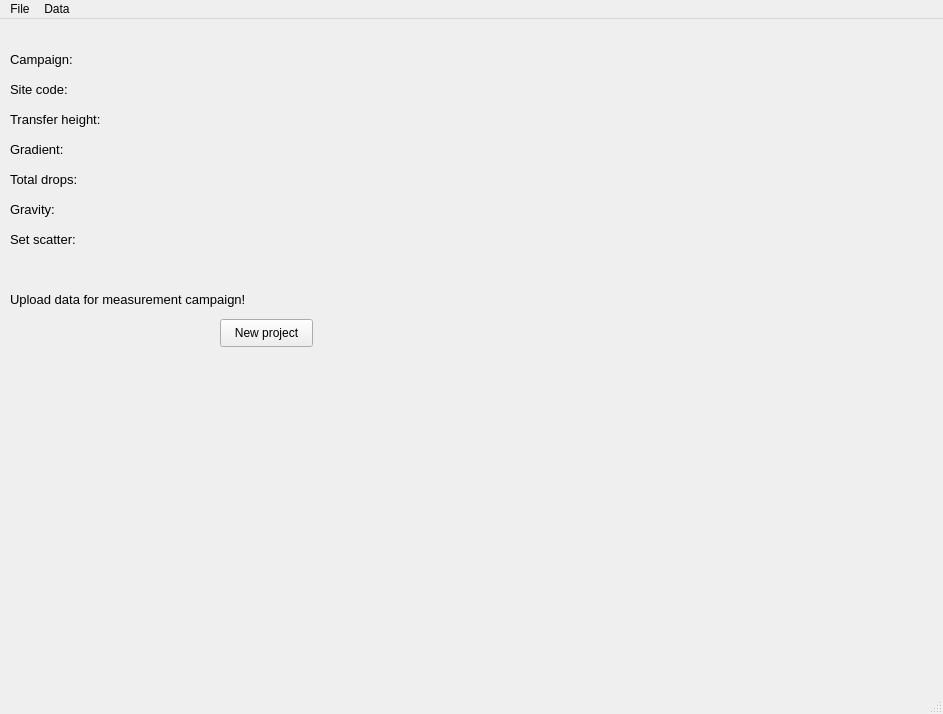
Qt form gui/main.ui (milosvalko/Agdas) before a commit.
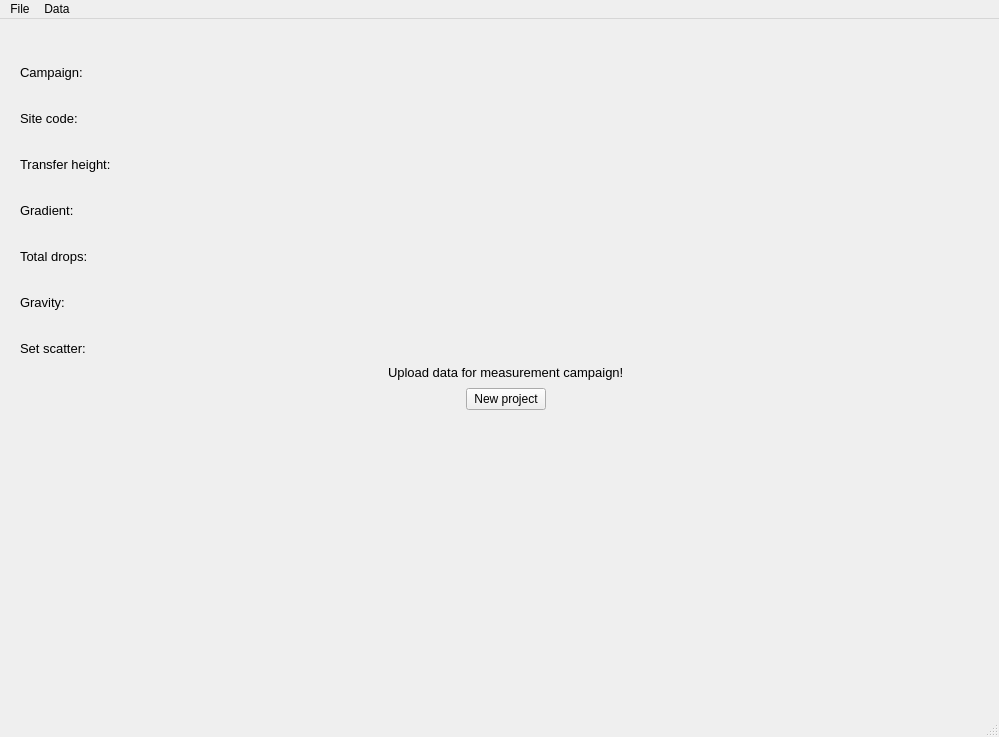
The same form after that commit.

What changed in the file:
```diff
--- a/gui/main.ui
+++ b/gui/main.ui
@@ -6,59 +6,30 @@
    <rect>
     <x>0</x>
     <y>0</y>
-    <width>943</width>
-    <height>714</height>
+    <width>999</width>
+    <height>737</height>
    </rect>
   </property>
   <property name="windowTitle">
    <string>pyAgdas</string>
   </property>
   <widget class="QWidget" name="centralwidget">
-   <widget class="QLabel" name="label">
+   <widget class="QWidget" name="">
     <property name="geometry">
      <rect>
-      <x>10</x>
-      <y>30</y>
-      <width>291</width>
-      <height>21</height>
+      <x>20</x>
+      <y>20</y>
+      <width>971</width>
+      <height>371</height>
      </rect>
     </property>
-    <property name="font">
-     <font>
-      <pointsize>10</pointsize>
-     </font>
-    </property>
-    <property name="text">
-     <string>Campaign:</string>
-    </property>
-   </widget>
-   <widget class="QLabel" name="campaign">
-    <property name="geometry">
-     <rect>
-      <x>190</x>
-      <y>30</y>
-      <width>211</width>
-      <height>21</height>
-     </rect>
-    </property>
-    <property name="font">
-     <font>
-      <pointsize>10</pointsize>
-     </font>
-    </property>
-    <property name="text">
-     <string/>
-    </property>
-   </widget>
+    <layout class="QVBoxLayout" name="verticalLayout_4">
+     <item>
+      <layout class="QVBoxLayout" name="verticalLayout_3">
+       <item>
+        <layout class="QHBoxLayout" name="horizontalLayout_2">
+         <item>
    <widget class="QLabel" name="check">
-    <property name="geometry">
-     <rect>
-      <x>10</x>
-      <y>0</y>
-      <width>41</width>
-      <height>31</height>
-     </rect>
-    </property>
     <property name="font">
      <font>
       <pointsize>10</pointsize>
@@ -68,46 +39,9 @@
      <string/>
     </property>
    </widget>
-   <widget class="QPushButton" name="newproject">
-    <property name="geometry">
-     <rect>
-      <x>220</x>
-      <y>300</y>
-      <width>93</width>
-      <height>28</height>
-     </rect>
-    </property>
-    <property name="text">
-     <string>New project</string>
-    </property>
-   </widget>
-   <widget class="QLabel" name="label_2">
-    <property name="geometry">
-     <rect>
-      <x>10</x>
-      <y>270</y>
-      <width>361</width>
-      <height>21</height>
-     </rect>
-    </property>
-    <property name="font">
-     <font>
-      <pointsize>10</pointsize>
-     </font>
-    </property>
-    <property name="text">
-     <string>Upload data for measurement campaign!</string>
-    </property>
-   </widget>
+         </item>
+         <item>
    <widget class="QLabel" name="succ_upload">
-    <property name="geometry">
-     <rect>
-      <x>60</x>
-      <y>10</y>
-      <width>341</width>
-      <height>21</height>
-     </rect>
-    </property>
     <property name="font">
      <font>
       <pointsize>10</pointsize>
@@ -117,15 +51,66 @@
      <string/>
     </property>
    </widget>
+         </item>
+         <item>
+          <spacer name="horizontalSpacer_3">
+           <property name="orientation">
+            <enum>Qt::Horizontal</enum>
+           </property>
+           <property name="sizeHint" stdset="0">
+            <size>
+             <width>40</width>
+             <height>20</height>
+            </size>
+           </property>
+          </spacer>
+         </item>
+        </layout>
+       </item>
+       <item>
+        <spacer name="verticalSpacer_13">
+         <property name="orientation">
+          <enum>Qt::Vertical</enum>
+         </property>
+         <property name="sizeHint" stdset="0">
+          <size>
+           <width>20</width>
+           <height>40</height>
+          </size>
+         </property>
+        </spacer>
+       </item>
+       <item>
+        <layout class="QHBoxLayout" name="horizontalLayout">
+         <item>
+          <layout class="QVBoxLayout" name="verticalLayout">
+           <item>
+            <widget class="QLabel" name="label">
+             <property name="font">
+              <font>
+               <pointsize>10</pointsize>
+              </font>
+             </property>
+             <property name="text">
+              <string>Campaign:</string>
+             </property>
+            </widget>
+           </item>
+           <item>
+            <spacer name="verticalSpacer">
+             <property name="orientation">
+              <enum>Qt::Vertical</enum>
+             </property>
+             <property name="sizeHint" stdset="0">
+              <size>
+               <width>20</width>
+               <height>40</height>
+              </size>
+             </property>
+            </spacer>
+           </item>
+           <item>
    <widget class="QLabel" name="label_3">
-    <property name="geometry">
-     <rect>
-      <x>10</x>
-      <y>60</y>
-      <width>291</width>
-      <height>21</height>
-     </rect>
-    </property>
     <property name="font">
      <font>
       <pointsize>10</pointsize>
@@ -135,15 +120,22 @@
      <string>Site code:</string>
     </property>
    </widget>
+           </item>
+           <item>
+            <spacer name="verticalSpacer_2">
+             <property name="orientation">
+              <enum>Qt::Vertical</enum>
+             </property>
+             <property name="sizeHint" stdset="0">
+              <size>
+               <width>20</width>
+               <height>40</height>
+              </size>
+             </property>
+            </spacer>
+           </item>
+           <item>
    <widget class="QLabel" name="label_4">
-    <property name="geometry">
-     <rect>
-      <x>10</x>
-      <y>90</y>
-      <width>291</width>
-      <height>21</height>
-     </rect>
-    </property>
     <property name="font">
      <font>
       <pointsize>10</pointsize>
@@ -153,15 +145,22 @@
      <string>Transfer height:</string>
     </property>
    </widget>
+           </item>
+           <item>
+            <spacer name="verticalSpacer_3">
+             <property name="orientation">
+              <enum>Qt::Vertical</enum>
+             </property>
+             <property name="sizeHint" stdset="0">
+              <size>
+               <width>20</width>
+               <height>40</height>
+              </size>
+             </property>
+            </spacer>
+           </item>
+           <item>
    <widget class="QLabel" name="label_5">
-    <property name="geometry">
-     <rect>
-      <x>10</x>
-      <y>120</y>
-      <width>291</width>
-      <height>21</height>
-     </rect>
-    </property>
     <property name="font">
      <font>
       <pointsize>10</pointsize>
@@ -171,15 +170,22 @@
      <string>Gradient:</string>
     </property>
    </widget>
+           </item>
+           <item>
+            <spacer name="verticalSpacer_4">
+             <property name="orientation">
+              <enum>Qt::Vertical</enum>
+             </property>
+             <property name="sizeHint" stdset="0">
+              <size>
+               <width>20</width>
+               <height>40</height>
+              </size>
+             </property>
+            </spacer>
+           </item>
+           <item>
    <widget class="QLabel" name="label_6">
-    <property name="geometry">
-     <rect>
-      <x>10</x>
-      <y>150</y>
-      <width>291</width>
-      <height>21</height>
-     </rect>
-    </property>
     <property name="font">
      <font>
       <pointsize>10</pointsize>
@@ -189,15 +195,22 @@
      <string>Total drops:</string>
     </property>
    </widget>
+           </item>
+           <item>
+            <spacer name="verticalSpacer_5">
+             <property name="orientation">
+              <enum>Qt::Vertical</enum>
+             </property>
+             <property name="sizeHint" stdset="0">
+              <size>
+               <width>20</width>
+               <height>40</height>
+              </size>
+             </property>
+            </spacer>
+           </item>
+           <item>
    <widget class="QLabel" name="label_7">
-    <property name="geometry">
-     <rect>
-      <x>10</x>
-      <y>180</y>
-      <width>291</width>
-      <height>21</height>
-     </rect>
-    </property>
     <property name="font">
      <font>
       <pointsize>10</pointsize>
@@ -207,15 +220,22 @@
      <string>Gravity:</string>
     </property>
    </widget>
+           </item>
+           <item>
+            <spacer name="verticalSpacer_6">
+             <property name="orientation">
+              <enum>Qt::Vertical</enum>
+             </property>
+             <property name="sizeHint" stdset="0">
+              <size>
+               <width>20</width>
+               <height>40</height>
+              </size>
+             </property>
+            </spacer>
+           </item>
+           <item>
    <widget class="QLabel" name="label_8">
-    <property name="geometry">
-     <rect>
-      <x>10</x>
-      <y>210</y>
-      <width>291</width>
-      <height>21</height>
-     </rect>
-    </property>
     <property name="font">
      <font>
       <pointsize>10</pointsize>
@@ -225,15 +245,38 @@
      <string>Set scatter:</string>
     </property>
    </widget>
+           </item>
+          </layout>
+         </item>
+         <item>
+          <layout class="QVBoxLayout" name="verticalLayout_2">
+           <item>
+            <widget class="QLabel" name="campaign">
+             <property name="font">
+              <font>
+               <pointsize>10</pointsize>
+              </font>
+             </property>
+             <property name="text">
+              <string/>
+             </property>
+            </widget>
+           </item>
+           <item>
+            <spacer name="verticalSpacer_7">
+             <property name="orientation">
+              <enum>Qt::Vertical</enum>
+             </property>
+             <property name="sizeHint" stdset="0">
+              <size>
+               <width>20</width>
+               <height>40</height>
+              </size>
+             </property>
+            </spacer>
+           </item>
+           <item>
    <widget class="QLabel" name="sitecode">
-    <property name="geometry">
-     <rect>
-      <x>190</x>
-      <y>60</y>
-      <width>211</width>
-      <height>21</height>
-     </rect>
-    </property>
     <property name="font">
      <font>
       <pointsize>10</pointsize>
@@ -243,15 +286,22 @@
      <string/>
     </property>
    </widget>
+           </item>
+           <item>
+            <spacer name="verticalSpacer_8">
+             <property name="orientation">
+              <enum>Qt::Vertical</enum>
+             </property>
+             <property name="sizeHint" stdset="0">
+              <size>
+               <width>20</width>
+               <height>40</height>
+              </size>
+             </property>
+            </spacer>
+           </item>
+           <item>
    <widget class="QLabel" name="trasnferheight">
-    <property name="geometry">
-     <rect>
-      <x>190</x>
-      <y>90</y>
-      <width>211</width>
-      <height>21</height>
-     </rect>
-    </property>
     <property name="font">
      <font>
       <pointsize>10</pointsize>
@@ -261,15 +311,22 @@
      <string/>
     </property>
    </widget>
+           </item>
+           <item>
+            <spacer name="verticalSpacer_9">
+             <property name="orientation">
+              <enum>Qt::Vertical</enum>
+             </property>
+             <property name="sizeHint" stdset="0">
+              <size>
+               <width>20</width>
+               <height>40</height>
+              </size>
+             </property>
+            </spacer>
+           </item>
+           <item>
    <widget class="QLabel" name="gradient">
-    <property name="geometry">
-     <rect>
-      <x>190</x>
-      <y>120</y>
-      <width>211</width>
-      <height>21</height>
-     </rect>
-    </property>
     <property name="font">
      <font>
       <pointsize>10</pointsize>
@@ -279,15 +336,22 @@
      <string/>
     </property>
    </widget>
+           </item>
+           <item>
+            <spacer name="verticalSpacer_10">
+             <property name="orientation">
+              <enum>Qt::Vertical</enum>
+             </property>
+             <property name="sizeHint" stdset="0">
+              <size>
+               <width>20</width>
+               <height>40</height>
+              </size>
+             </property>
+            </spacer>
+           </item>
+           <item>
    <widget class="QLabel" name="totaldrops">
-    <property name="geometry">
-     <rect>
-      <x>190</x>
-      <y>150</y>
-      <width>211</width>
-      <height>21</height>
-     </rect>
-    </property>
     <property name="font">
      <font>
       <pointsize>10</pointsize>
@@ -297,15 +361,22 @@
      <string/>
     </property>
    </widget>
+           </item>
+           <item>
+            <spacer name="verticalSpacer_11">
+             <property name="orientation">
+              <enum>Qt::Vertical</enum>
+             </property>
+             <property name="sizeHint" stdset="0">
+              <size>
+               <width>20</width>
+               <height>40</height>
+              </size>
+             </property>
+            </spacer>
+           </item>
+           <item>
    <widget class="QLabel" name="gravity">
-    <property name="geometry">
-     <rect>
-      <x>190</x>
-      <y>180</y>
-      <width>211</width>
-      <height>21</height>
-     </rect>
-    </property>
     <property name="font">
      <font>
       <pointsize>10</pointsize>
@@ -315,15 +386,22 @@
      <string/>
     </property>
    </widget>
+           </item>
+           <item>
+            <spacer name="verticalSpacer_12">
+             <property name="orientation">
+              <enum>Qt::Vertical</enum>
+             </property>
+             <property name="sizeHint" stdset="0">
+              <size>
+               <width>20</width>
+               <height>40</height>
+              </size>
+             </property>
+            </spacer>
+           </item>
+           <item>
    <widget class="QLabel" name="setscatter">
-    <property name="geometry">
-     <rect>
-      <x>190</x>
-      <y>210</y>
-      <width>211</width>
-      <height>21</height>
-     </rect>
-    </property>
     <property name="font">
      <font>
       <pointsize>10</pointsize>
@@ -332,6 +410,120 @@
     <property name="text">
      <string/>
     </property>
+            </widget>
+           </item>
+          </layout>
+         </item>
+        </layout>
+       </item>
+      </layout>
+     </item>
+     <item>
+      <spacer name="verticalSpacer_14">
+       <property name="orientation">
+        <enum>Qt::Vertical</enum>
+       </property>
+       <property name="sizeHint" stdset="0">
+        <size>
+         <width>20</width>
+         <height>40</height>
+        </size>
+       </property>
+      </spacer>
+     </item>
+     <item>
+      <layout class="QHBoxLayout" name="horizontalLayout_3">
+       <item>
+        <spacer name="horizontalSpacer">
+         <property name="orientation">
+          <enum>Qt::Horizontal</enum>
+         </property>
+         <property name="sizeHint" stdset="0">
+          <size>
+           <width>40</width>
+           <height>20</height>
+          </size>
+         </property>
+        </spacer>
+       </item>
+       <item>
+        <widget class="QLabel" name="label_2">
+         <property name="font">
+          <font>
+           <pointsize>10</pointsize>
+          </font>
+         </property>
+         <property name="text">
+          <string>Upload data for measurement campaign!</string>
+         </property>
+        </widget>
+       </item>
+       <item>
+        <spacer name="horizontalSpacer_4">
+         <property name="orientation">
+          <enum>Qt::Horizontal</enum>
+         </property>
+         <property name="sizeHint" stdset="0">
+          <size>
+           <width>40</width>
+           <height>20</height>
+          </size>
+         </property>
+        </spacer>
+       </item>
+      </layout>
+     </item>
+     <item>
+      <spacer name="verticalSpacer_15">
+       <property name="orientation">
+        <enum>Qt::Vertical</enum>
+       </property>
+       <property name="sizeHint" stdset="0">
+        <size>
+         <width>20</width>
+         <height>40</height>
+        </size>
+       </property>
+      </spacer>
+     </item>
+     <item>
+      <layout class="QHBoxLayout" name="horizontalLayout_4">
+       <item>
+        <spacer name="horizontalSpacer_5">
+         <property name="orientation">
+          <enum>Qt::Horizontal</enum>
+         </property>
+         <property name="sizeHint" stdset="0">
+          <size>
+           <width>40</width>
+           <height>20</height>
+          </size>
+         </property>
+        </spacer>
+       </item>
+       <item>
+        <widget class="QPushButton" name="newproject">
+         <property name="text">
+          <string>New project</string>
+         </property>
+        </widget>
+       </item>
+       <item>
+        <spacer name="horizontalSpacer_6">
+         <property name="orientation">
+          <enum>Qt::Horizontal</enum>
+         </property>
+         <property name="sizeHint" stdset="0">
+          <size>
+           <width>40</width>
+           <height>20</height>
+          </size>
+         </property>
+        </spacer>
+       </item>
+      </layout>
+     </item>
+    </layout>
    </widget>
   </widget>
   <widget class="QMenuBar" name="menubar">
@@ -339,7 +531,7 @@
     <rect>
      <x>0</x>
      <y>0</y>
-     <width>943</width>
+     <width>999</width>
      <height>26</height>
     </rect>
    </property>
```
Lines whose indentation alone changed are shown as unchanged.
